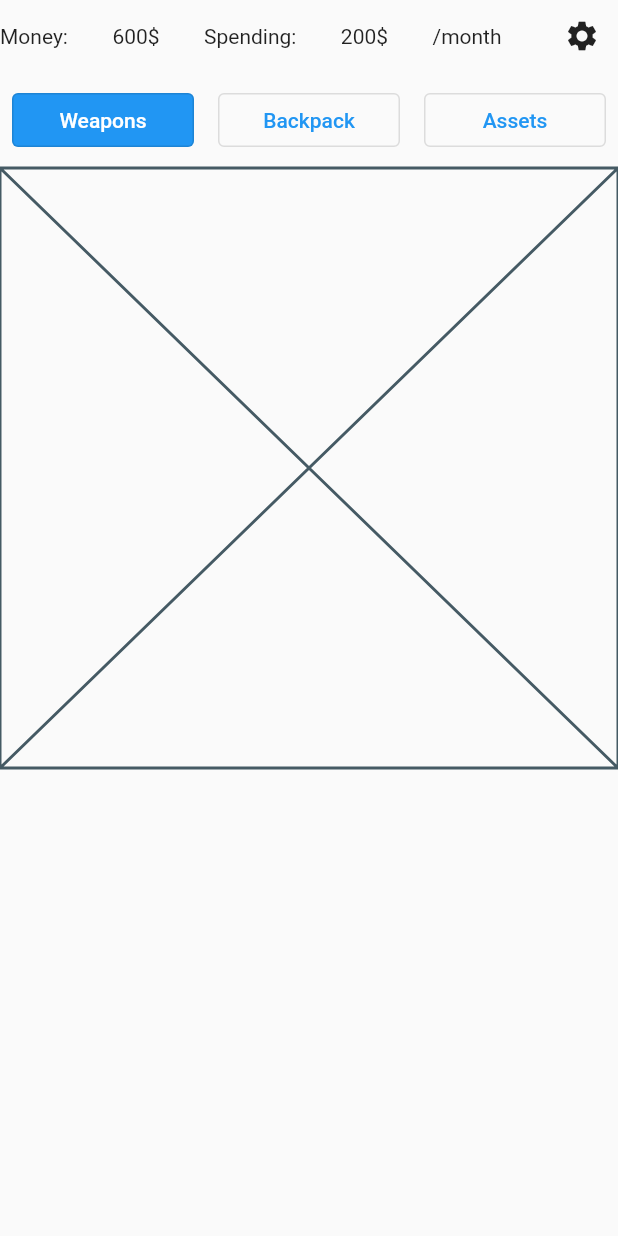
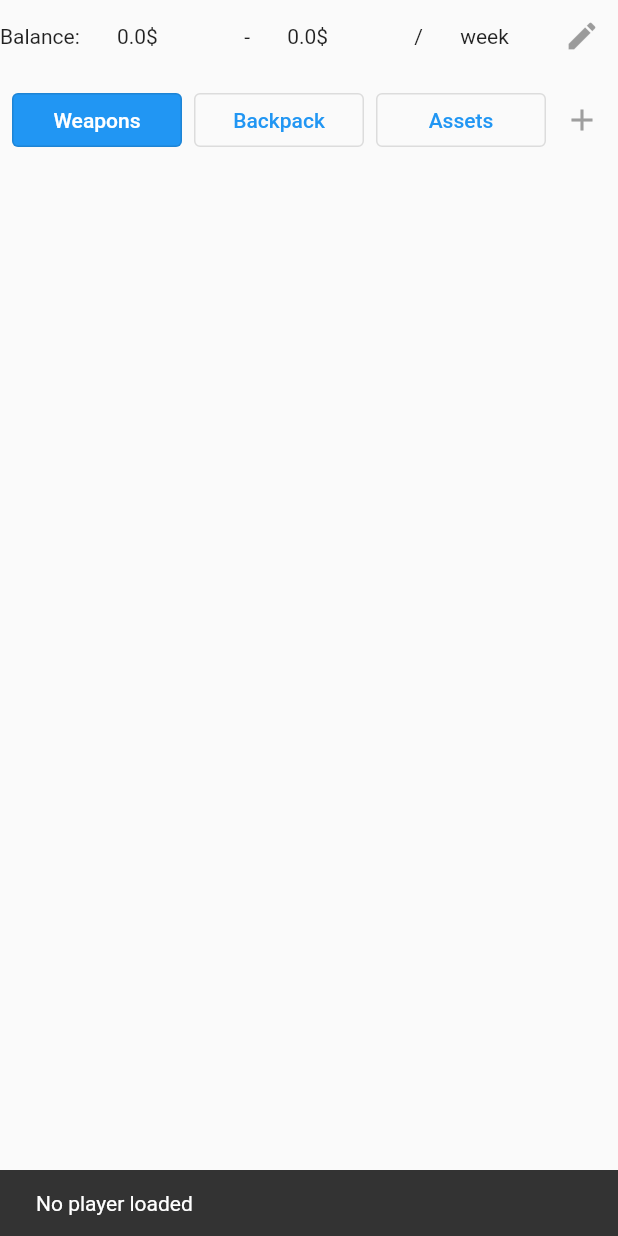
Before and after one commit to UserIOI/mobilkiApp, a Flutter app: the EquipmentView widget shown alone on an empty page, opened directly, on a phone screen of 412 x 824 dp. Run offline on Flutter 3.47's test engine with Material 2 defaults, Android fonts, the phone set to English and light mode, and no system bars; our stand-ins replace hive, hive_flutter, image_picker; missing offline and left inert: dice_icons; accounts and stored records are empty.

Commit message:
Wealth information (balance, spending) is now editable and saves automatically

```diff
--- a/mobilki_app/lib/call_of_cthulhu/character_sheet/equipment/equipment_view.dart
+++ b/mobilki_app/lib/call_of_cthulhu/character_sheet/equipment/equipment_view.dart
@@ -1,4 +1,8 @@
 import 'package:flutter/material.dart';
+import 'package:flutter/services.dart';
+import 'package:mobilki_app/database/boxes.dart';
+
+import '../../../database/player.dart';
 
 class EquipmentView extends StatefulWidget {
   final String playerName;
@@ -10,28 +14,64 @@ class EquipmentView extends StatefulWidget {
 
 class _EquipmentViewState extends State<EquipmentView> {
   String _selected = "weapons";
+  bool _editMode = false;
+  double _balance = 0;
+  double _spending = 0;
+  String _timePeriod = "week";
+  String _dropdownValue = "week";
+  bool _playerLoaded = false;
+  final TextEditingController _balanceController = TextEditingController();
+  final TextEditingController _spendingController = TextEditingController();
+
+  @override
+  void initState() {
+    if(boxPlayers.containsKey(widget.playerName)) {
+      _playerLoaded = true;
+      Player player = boxPlayers.get(widget.playerName);
+      _balance = player.characterWealth[0];
+      _spending = player.characterWealth[1];
+      _timePeriod = player.characterWealth[2];
+      _dropdownValue = _timePeriod;
+    } else {
+      _playerLoaded = false;
+      WidgetsBinding.instance
+          .addPostFrameCallback((_) => ScaffoldMessenger.of(context).showSnackBar(const SnackBar(content: Text("No player loaded"))));
+    }
+    super.initState();
+  }
+
+  @override
+  void dispose() {
+    _balanceController.dispose();
+    _spendingController.dispose();
+    super.dispose();
+  }
+
+  void saveWealthChanges() {
+    if(boxPlayers.containsKey(widget.playerName)) {
+      Player player = boxPlayers.get(widget.playerName);
+      player.characterWealth = [_balance, _spending, _timePeriod];
+      boxPlayers.put(widget.playerName, player);
+    }
+  }
+
+  void saveWeaponsChanges() {}
+
+  void saveBackpackChanges() {}
+
+  void saveAssetChanges() {}
 
   @override
   Widget build(BuildContext context) {
     return SafeArea(
         child: Column(
           children: [
-            Row(
-              mainAxisAlignment: MainAxisAlignment.spaceBetween,
-              children: [
-                const Text("Money:"),
-                const Text("600\$"),
-                const Text("Spending:"),
-                const Text("200\$"),
-                const Text("/month"),
-                IconButton(onPressed: () {}, icon: Icon(Icons.settings))
-              ],
-            ),
-            Row(
+            buildCharacterBalanceRow(),
+            Padding(
+              padding: const EdgeInsets.fromLTRB(8.0, 8.0, 0.0, 8.0),
+              child: Row(
                 children: [
                   Expanded(
-                    child: Padding(
-                      padding: const EdgeInsets.all(8.0),
                       child: OutlinedButton(
                         style: _selected == "weapons" ? OutlinedButton.styleFrom(
                           foregroundColor: Colors.white,
@@ -40,11 +80,9 @@ class _EquipmentViewState extends State<EquipmentView> {
                         onPressed: () {setState(() { _selected = "weapons"; });},
                         child: const Text("Weapons"),
                       ),
-                    )
                   ),
+                  const SizedBox(width: 8),
                   Expanded(
-                    child: Padding(
-                      padding: const EdgeInsets.all(8.0),
                       child: OutlinedButton(
                         style: _selected == "backpack" ? OutlinedButton.styleFrom(
                           foregroundColor: Colors.white,
@@ -53,11 +91,9 @@ class _EquipmentViewState extends State<EquipmentView> {
                         onPressed: () {setState(() { _selected = "backpack"; });},
                         child: const Text("Backpack"),
                       ),
-                    )
                   ),
+                  const SizedBox(width: 8),
                   Expanded(
-                    child: Padding(
-                      padding: const EdgeInsets.all(8.0),
                       child: OutlinedButton(
                         style: _selected == "assets" ? OutlinedButton.styleFrom(
                           foregroundColor: Colors.white,
@@ -66,13 +102,81 @@ class _EquipmentViewState extends State<EquipmentView> {
                         onPressed: () {setState(() { _selected = "assets"; });},
                         child: const Text("Assets"),
                       ),
-                    )
+                  ),
+                  IconButton(
+                      onPressed: _playerLoaded ? () {} : null,
+                      icon: Icon(Icons.add, color: _playerLoaded ? Colors.green : Colors.grey),
                   ),
                 ],
               ),
-            const Placeholder(),
+            ),
+            Flexible(
+              child: ListView(
+
+              ),
+            ),
           ],
         ),
     );
   }
+
+  Widget buildCharacterBalanceRow() {
+    return Row(
+      mainAxisAlignment: MainAxisAlignment.spaceBetween,
+      children: [
+        const Text("Balance:"),
+        SizedBox(
+          width: 60,
+          child: _editMode ?  TextField(
+            controller: _balanceController,
+            inputFormatters: [
+              FilteringTextInputFormatter.allow(RegExp(r'^\d+\.?\d{0,2}')),
+            ],
+            keyboardType: const TextInputType.numberWithOptions(decimal: true),
+          ) : Text("$_balance\$"),
+        ),
+        const Text("-"),
+        SizedBox(
+          width: 60,
+          child: _editMode ?  TextField(
+            controller: _spendingController,
+            inputFormatters: [
+              FilteringTextInputFormatter.allow(RegExp(r'^\d+\.?\d{0,2}')),
+            ],
+            keyboardType: const TextInputType.numberWithOptions(decimal: true),
+          ) : Text("$_spending\$")
+        ),
+        const Text("/"),
+        _editMode ? DropdownButton<String>(
+          value: _dropdownValue,
+          icon: const Icon(Icons.arrow_drop_down),
+          items: const [
+            DropdownMenuItem(value: "day", child: Text("day")),
+            DropdownMenuItem(value: "week", child: Text("week")),
+            DropdownMenuItem(value: "fortnight", child: Text("fortnight")),
+            DropdownMenuItem(value: "month", child: Text("month")),
+            DropdownMenuItem(value: "quarter", child: Text("quarter")),
+            DropdownMenuItem(value: "year", child: Text("year")),
+          ],
+          onChanged: (String? value) { setState(() { _dropdownValue = value!; }); },
+        ) : Text(_timePeriod),
+        _editMode ? Row(children: [
+            IconButton(onPressed: () {setState(() {
+              _editMode = false;
+              _balance = double.parse(_balanceController.text);
+              _spending = double.parse(_spendingController.text);
+              _timePeriod = _dropdownValue;
+              saveWealthChanges();
+            });}, icon: const Icon(Icons.check, color: Colors.green)),
+            IconButton(onPressed: () {setState(() { _editMode = false; });}, icon: const Icon(Icons.close , color: Colors.red)),
+          ],
+        ) : IconButton(onPressed: _playerLoaded? () {setState(() {
+          _editMode = true;
+          _balanceController.text = "$_balance";
+          _spendingController.text = "$_spending";
+          _dropdownValue = _timePeriod;
+        });} : null, icon: const Icon(Icons.edit)),
+      ],
+    );
   }
+}
--- a/mobilki_app/lib/call_of_cthulhu/character_sheet/skills/skill.dart
+++ b/mobilki_app/lib/call_of_cthulhu/character_sheet/skills/skill.dart
@@ -17,6 +17,5 @@ class Skill {
   @override
   String toString() {
     return "$name;$baseLevel;$userLevel;$isUserCreated";
-    // TODO: forbid using ; in skill names
   }
 }
--- a/mobilki_app/lib/call_of_cthulhu/character_sheet/skills/skills_view.dart
+++ b/mobilki_app/lib/call_of_cthulhu/character_sheet/skills/skills_view.dart
@@ -10,6 +10,7 @@ import 'package:mobilki_app/database/player.dart';
 
 // uses package flutter_stagger_grid_view 0.6.2
 // https://pub.dev/packages/flutter_staggered_grid_view
+// TODO change playerName to widget.playerName
 
 class SkillsView extends StatefulWidget {
   final String playerName;
--- a/mobilki_app/lib/database/player.dart
+++ b/mobilki_app/lib/database/player.dart
@@ -99,6 +99,23 @@ class Player {
     0,
     0,
   ];
+
+  // fields 8-11 are used for EquipmentView
+  @HiveField(8)
+  List characterWealth = [
+    0.0, // money
+    0.0, // spending
+    "week", // time period for spending
+  ];
+
+  @HiveField(9)
+  List<String> weapons = [];
+
+  @HiveField(10)
+  List<String> backpackItems = [];
+
+  @HiveField(11)
+  List<String> assets = [];
 }
 
 // use
```
Lines whose indentation alone changed are shown as unchanged.
